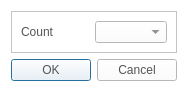
Qt form CaX/dialog/limitcountdialog.ui (fsest4u/CaX_03) before a commit.
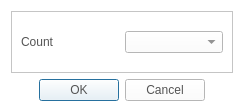
The same form after that commit. Icons and pictures are not drawn.

Commit message: [design] - apply to design for dialog button - group play - mute icon - cd rip - left / right icon - browser - folder icon - option menu - play now / clear / next / last

What changed in the file:
```diff
--- a/CaX/dialog/limitcountdialog.ui
+++ b/CaX/dialog/limitcountdialog.ui
@@ -6,8 +6,8 @@
    <rect>
     <x>0</x>
     <y>0</y>
-    <width>184</width>
-    <height>91</height>
+    <width>244</width>
+    <height>112</height>
    </rect>
   </property>
   <property name="windowTitle">
@@ -68,6 +68,21 @@
    </item>
    <item row="1" column="0">
     <widget class="QDialogButtonBox" name="buttonBox">
+     <property name="styleSheet">
+      <string notr="true">QPushButton
+{
+  border-image: url(&quot;:/resource/audiocd-popup-btn110-ok-n@3x.png&quot;);
+width: 110px;
+color: rgb(84, 84, 84)
+}
+
+QPushButton:hover
+{
+  border-image: url(&quot;:/resource/audiocd-popup-btn110-ok-h@3x.png&quot;);
+width: 110px;
+color: rgb(255, 255, 255)
+}</string>
+     </property>
      <property name="orientation">
       <enum>Qt::Horizontal</enum>
      </property>
```
The commit also changes 17 other files.
